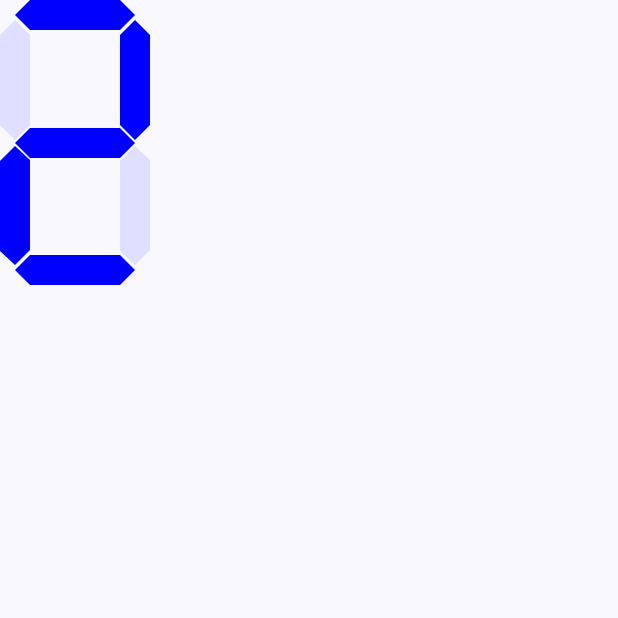
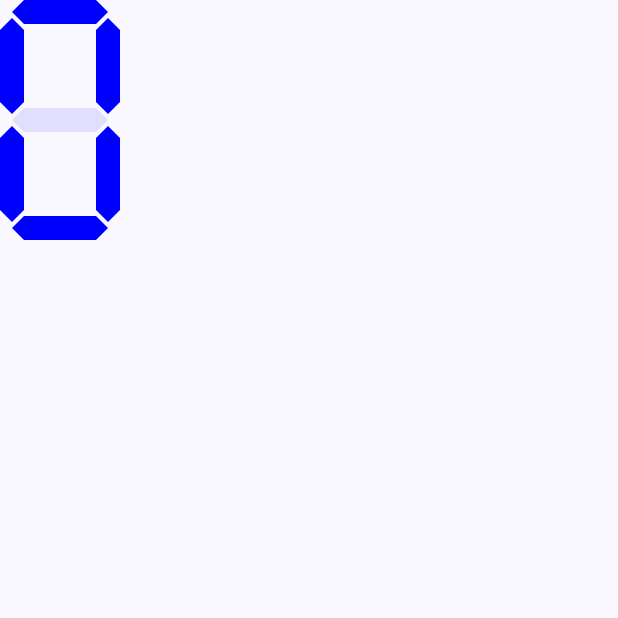
Before and after one commit to matinnasiri01/digitalClock, an Android app built with Jetpack Compose: the screen it shows after launch (MainActivity), on a phone screen of 412 x 824 dp, the top half of it. Run offline under Robolectric (Android 15) with nearby library versions, the phone set to English and light mode, and no system bars.

Commit message:
layout became responsive

```diff
--- a/app/src/main/java/io/nasiri/clock/MainActivity.kt
+++ b/app/src/main/java/io/nasiri/clock/MainActivity.kt
@@ -9,6 +9,7 @@ import androidx.compose.foundation.layout.fillMaxSize
 import androidx.compose.foundation.layout.padding
 import androidx.compose.material3.Scaffold
 import androidx.compose.ui.Modifier
+import androidx.compose.ui.unit.dp
 import io.nasiri.clock.ui.item.SingleCounter
 import io.nasiri.clock.ui.theme.ClockTheme
 import io.nasiri.clock.util.new01
@@ -20,8 +21,15 @@ class MainActivity : ComponentActivity() {
         setContent {
             ClockTheme {
                 Scaffold(modifier = Modifier.fillMaxSize()) { innerPadding ->
-                    Column(modifier = Modifier.padding(innerPadding)) {
-                        SingleCounter(active = new01[2]?.map { it == 1 }!!)
+                    Column(
+                        modifier = Modifier
+                            .padding(innerPadding)
+                    ) {
+                        SingleCounter(
+                            active = new01[0]?.map { it == 1 }!!,
+                            boxWidth = 80.dp
+                        )
+
                     }
                 }
             }
--- a/app/src/main/java/io/nasiri/clock/ui/item/Counter.kt
+++ b/app/src/main/java/io/nasiri/clock/ui/item/Counter.kt
@@ -17,124 +17,116 @@ fun SingleCounter(
     active: List<Boolean>,
     showColor: Color = Color.Blue,
     boxWidth: Dp = 100.dp,
-    boxHeight: Dp = 190.dp,
-    verticalPadding: Dp = 13.dp,
-    spacerHeight: Dp = 4.dp,
-    itemWidth: Dp = 20.dp,
-    itemHeight: Dp = 80.dp,
-    vpItemWidth: Dp = 80.dp,
-    vpItemHeight: Dp = 20.dp
 ) {
-    Box(
-        modifier = modifier.size(width = boxWidth, height = boxHeight)
-    ) {
+
+    require(active.size == 7) { "The 'active' list must have exactly 7 elements." }
+
+    val boxHeight = boxWidth * 2
+    val spacerHeight = boxHeight * .05f
+    val sSize = boxWidth * .2f
+    val bSize = boxWidth * .8f
+    val pointerSize = bSize * .125f
+
+    Box(modifier = modifier.size(width = boxWidth, height = boxHeight)) {
         Row(
-            modifier = Modifier
-                .fillMaxSize()
-                .padding(vertical = verticalPadding),
-            horizontalArrangement = Arrangement.SpaceBetween
+            modifier = Modifier.fillMaxSize(),
+            horizontalArrangement = Arrangement.SpaceBetween,
+            verticalAlignment = Alignment.CenterVertically
         ) {
             Column {
-                HeItem(
+                SiItem(
                     isActive = active[1],
                     activeColor = showColor,
-                    itemWidth = itemWidth,
-                    itemHeight = itemHeight
+                    width = sSize,
+                    height = bSize,
+                    pointerSize = pointerSize
                 )
                 Spacer(modifier = Modifier.height(spacerHeight))
-                HeItem(
+                SiItem(
                     isActive = active[4],
                     activeColor = showColor,
-                    itemWidth = itemWidth,
-                    itemHeight = itemHeight
+                    width = sSize,
+                    height = bSize,
+                    pointerSize = pointerSize
                 )
             }
             Column {
-                HeItem(
+                SiItem(
                     isActive = active[2],
                     activeColor = showColor,
-                    itemWidth = itemWidth,
-                    itemHeight = itemHeight
+                    width = sSize,
+                    height = bSize,
+                    pointerSize = pointerSize
                 )
                 Spacer(modifier = Modifier.height(spacerHeight))
-                HeItem(
+                SiItem(
                     isActive = active[5],
                     activeColor = showColor,
-                    itemWidth = itemWidth,
-                    itemHeight = itemHeight
+                    width = sSize,
+                    height = bSize,
+                    pointerSize = pointerSize
                 )
             }
         }
-        VoItem(
+        SiItem(
             modifier = Modifier.align(Alignment.TopCenter),
             isActive = active[0],
             activeColor = showColor,
-            vpItemWidth = vpItemWidth,
-            vpItemHeight = vpItemHeight
+            width = bSize,
+            height = sSize,
+            pointerSize = pointerSize
         )
-        VoItem(
+        SiItem(
             modifier = Modifier.align(Alignment.Center),
             isActive = active[3],
             activeColor = showColor,
-            vpItemWidth = vpItemWidth,
-            vpItemHeight = vpItemHeight
+            width = bSize,
+            height = sSize,
+            pointerSize = pointerSize
         )
-        VoItem(
+        SiItem(
             modifier = Modifier.align(Alignment.BottomCenter),
             isActive = active[6],
             activeColor = showColor,
-            vpItemWidth = vpItemWidth,
-            vpItemHeight = vpItemHeight
+            width = bSize,
+            height = sSize,
+            pointerSize = pointerSize
         )
     }
 }
 
 @Composable
-fun HeItem(
+fun SiItem(
     modifier: Modifier = Modifier,
     isActive: Boolean = false,
     activeColor: Color,
-    itemWidth: Dp = 20.dp,
-    itemHeight: Dp = 80.dp
+    width: Dp,
+    height: Dp,
+    pointerSize: Dp
 ) {
-    Canvas(
-        modifier = modifier
-            .width(itemWidth)
-            .height(itemHeight)
-    ) {
+    Canvas(modifier = modifier.size(width, height)) {
+
         val color = activeColor.copy(alpha = if (isActive) 1f else .1f)
-        val path = Path().apply {
-            moveTo(size.width / 2, 0f)
-            lineTo(0f, 10.dp.toPx())
-            lineTo(0f, (itemHeight - 10.dp).toPx())
-            lineTo(size.width / 2, size.height)
-        }
+
+        var path = createHorizontalPath(width.toPx(), height.toPx(), pointerSize.toPx())
+        if (width > height) path =
+            createVerticalPath(width.toPx(), height.toPx(), pointerSize.toPx())
+
         drawPath(path = path, color = color)
         rotate(180f) { drawPath(path = path, color = color) }
     }
 }
 
-@Composable
-fun VoItem(
-    modifier: Modifier = Modifier,
-    isActive: Boolean = false,
-    activeColor: Color,
-    vpItemWidth: Dp = 80.dp,
-    vpItemHeight: Dp = 20.dp
-) {
-    Canvas(
-        modifier = modifier
-            .width(vpItemWidth)
-            .height(vpItemHeight)
-    ) {
-        val color = activeColor.copy(alpha = if (isActive) 1f else .1f)
-        val path = Path().apply {
-            moveTo(size.width, size.height / 2)
-            lineTo(size.width - 10.dp.toPx(), 0f)
-            lineTo(size.width - (vpItemWidth - 10.dp).toPx(), 0f)
-            lineTo(0f, size.height / 2)
-        }
-        drawPath(path = path, color = color)
-        rotate(180f) { drawPath(path = path, color = color) }
-    }
+fun createVerticalPath(w: Float, h: Float, ps: Float): Path = Path().apply {
+    moveTo(0f, h / 2)
+    lineTo(ps, 0f)
+    lineTo(w - ps, 0f)
+    lineTo(w, h / 2)
 }
+
+fun createHorizontalPath(w: Float, h: Float, ps: Float): Path = Path().apply {
+    moveTo(w / 2, 0f)
+    lineTo(0f, ps)
+    lineTo(0f, h - ps)
+    lineTo(w / 2, h)
+}
```
